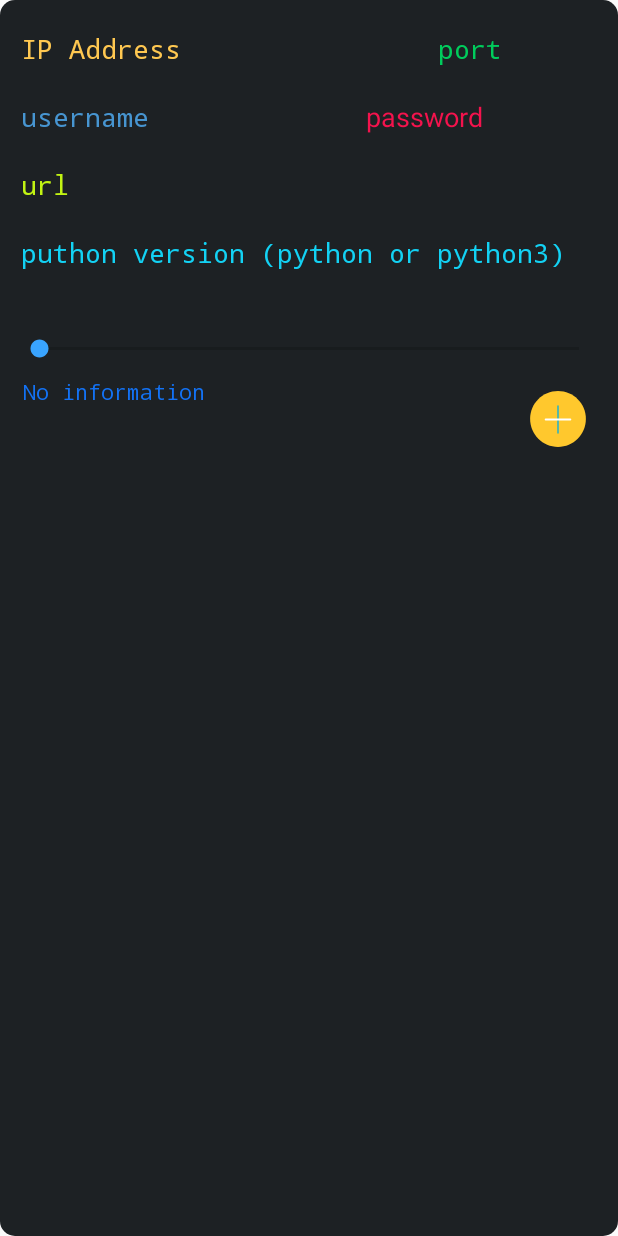
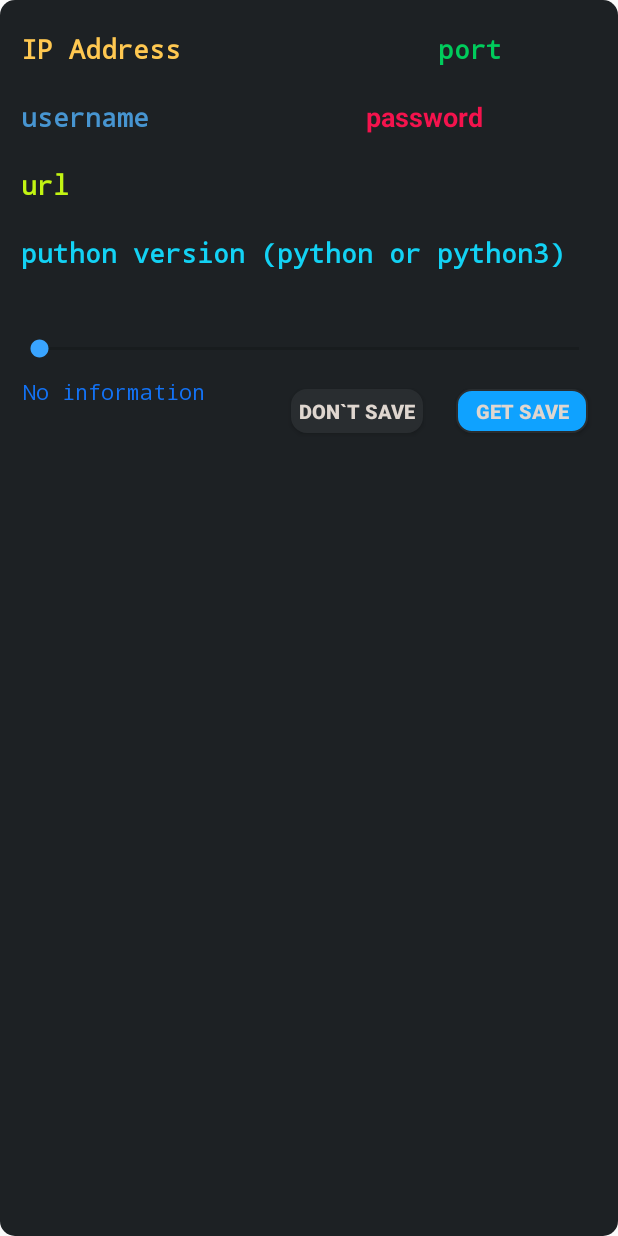
Before and after one commit to refatIzi/my_android_project, an Android app: the layout dialog_setting.xml on its own in the app's theme, with its tools: preview values and no code run, on a phone screen of 412 x 824 dp. Run offline under Robolectric (Android 15) with nearby library versions, the phone set to English and light mode, and no system bars.

Commit message:
python editor ssh for android Code editor (Python) for Android. This program works remotely with a computer using the SSH protocol. This program was designed for the Onion Omega single board computer.

```diff
--- a/app/src/main/java/com/example/testedit/MainActivity.java
+++ b/app/src/main/java/com/example/testedit/MainActivity.java
@@ -64,7 +64,7 @@ public class MainActivity extends AppCompatActivity implements MainInterface {
     private List<Search> mLista = new ArrayList<>();
     String project_Name = "no project";
     String[] functions1={"self","def","as","assert","break","continue","del","elif","else","except","finally","for","from","global","if","import","in","pass","raise","return","try","while","with","yield"};
-    String[] functions2={"min()","setattr()","abs()","all()","dir()","hex()","next()","any()","divmod()","id()","sorted()","ascii()","enumerate()","input()","oct()","max()","round()" ,
+    String[] functions2={"min()","setattr()","abs()","all()","dir()","hex()","next()","any()","divmod()","id()","sorted()","ascii()","enumerate()","input()","oct()","max()","round()",
             "bin()","eval()","exec()","isinstance()","ord()","sum()","filter()","issubclass()","pow()","iter()","print()","callable()","format()","delattr()",
             "len()","chr()","range()","vars()","getattr()","locals()","repr()","zip()","compile()","globals()","map()","reversed()","__import__()","hasattr()","hash()","memoryview()"};
 
@@ -327,7 +327,8 @@ public class MainActivity extends AppCompatActivity implements MainInterface {
         });
         String[] text = functions1;
 
-        /**следим за вводом текста*/
+        /**следим за вводом текста
+         * Метод для подсказки */
 
         InputFilter filter = new InputFilter() {
             public CharSequence filter(CharSequence source, int start, int end, Spanned dest, int dstart, int dend) {
--- a/app/src/main/java/com/example/testedit/dialogwindows/Setting.java
+++ b/app/src/main/java/com/example/testedit/dialogwindows/Setting.java
@@ -7,8 +7,8 @@ import android.graphics.Color;
 import android.graphics.drawable.ColorDrawable;
 import android.os.Environment;
 import android.view.View;
+import android.widget.Button;
 import android.widget.EditText;
-import android.widget.ImageButton;
 import android.widget.SeekBar;
 import android.widget.TextView;
 
@@ -29,7 +29,7 @@ public class Setting {
         final AlertDialog ab = ratingdialog.show();
         /**установка прозрачного фона вашего диалога*/
         ab.getWindow().setBackgroundDrawable(new ColorDrawable(Color.TRANSPARENT));
-        ImageButton SeveButton = linearlayout.findViewById(R.id.Setting_save);
+        Button SeveButton = linearlayout.findViewById(R.id.Setting_save);
         final EditText IpAddress = linearlayout.findViewById(R.id.IPaddress);
         final EditText Port = linearlayout.findViewById(R.id.port);
         final EditText Username = linearlayout.findViewById(R.id.username);
--- a/app/src/main/res/drawable/button_white_color.xml
+++ b/app/src/main/res/drawable/button_white_color.xml
@@ -3,7 +3,7 @@
     <item android:bottom="1dp">
         <shape
             android:shape="rectangle">
-            <stroke android:width="1dp" android:color="#0fa2ff" />
+            <stroke android:width="1dp" android:color="#292d30" />
             <corners android:radius="10dp"/>
             <solid android:color="#0fa2ff" />
 
--- a/app/src/main/res/drawable/button_white_line_pressed.xml
+++ b/app/src/main/res/drawable/button_white_line_pressed.xml
@@ -3,6 +3,6 @@
 
     <solid android:color="#00baff">
     </solid>
-    <stroke android:width="1dp" android:color="#00baff" />
+    <stroke android:width="1dp" android:color="#292d30" />
     <corners android:radius="10dp"/>
 </shape>
--- a/app/src/main/res/drawable/white_color.xml
+++ b/app/src/main/res/drawable/white_color.xml
@@ -1,10 +1,10 @@
 <?xml version="1.0" encoding="utf-8"?>
 <layer-list xmlns:android="http://schemas.android.com/apk/res/android" >
-      <item android:bottom="1dp">
+    <item android:bottom="1dp">
         <shape
             android:shape="rectangle">
             <stroke android:width="1dp" android:color="#292d30" />
-            <corners android:radius="3dp"/>
+            <corners android:radius="10dp"/>
             <solid android:color="#292d30" />
 
         </shape>
--- a/app/src/main/res/drawable/white_line_pressed.xml
+++ b/app/src/main/res/drawable/white_line_pressed.xml
@@ -4,5 +4,5 @@
     <solid android:color="#424550 ">
     </solid>
     <stroke android:width="1dp" android:color="#424550" />
-    <corners android:radius="3dp"/>
+    <corners android:radius="10dp"/>
 </shape>
--- a/app/src/main/res/layout/activity_main.xml
+++ b/app/src/main/res/layout/activity_main.xml
@@ -77,7 +77,7 @@
                    android:hyphenationFrequency="none"
                    android:inputType="textMultiLine"
                    android:scrollbars="vertical"
-
+                   android:textStyle="bold"
                    android:scrollHorizontally="true"
                    android:singleLine="false"
                    android:textColor="#dfd6cf"
--- a/app/src/main/res/layout/dialog_setting.xml
+++ b/app/src/main/res/layout/dialog_setting.xml
@@ -23,7 +23,9 @@
             android:inputType="textPersonName"
             android:textColor="#ffc851"
             android:textColorHint="#ffc851"
-            android:typeface="monospace" />
+            android:typeface="monospace"
+            android:textStyle="bold"
+            />
 
         <EditText
             android:id="@+id/port"
@@ -36,7 +38,9 @@
             android:inputType="textPostalAddress"
             android:textColor="#00cc5c"
             android:textColorHint="#00cc5c"
-            android:typeface="monospace" />
+            android:typeface="monospace"
+            android:textStyle="bold"
+            />
 
     </FrameLayout>
 
@@ -50,6 +54,7 @@
             android:layout_height="wrap_content"
             android:layout_gravity="left"
             android:backgroundTint="@android:color/transparent"
+            android:textStyle="bold"
 
             android:ems="10"
             android:hint="username"
@@ -65,6 +70,8 @@
             android:layout_gravity="right"
             android:backgroundTint="@android:color/transparent"
             android:ems="10"
+            android:textStyle="bold"
+
             android:hint="password"
             android:inputType="textPassword"
             android:textColor="#f4134d"
@@ -83,6 +90,7 @@
             android:backgroundTint="@android:color/transparent"
             android:ems="10"
             android:hint="url"
+            android:textStyle="bold"
 
             android:inputType="textPersonName"
             android:textColor="#c2f413"
@@ -106,6 +114,7 @@
             android:ems="10"
             android:hint="puthon version (python or python3)"
             android:inputType="textPersonName"
+            android:textStyle="bold"
 
             android:textColor="#13d2f4"
             android:textColorHint="#13d2f4"
@@ -130,18 +139,36 @@
         android:layout_height="wrap_content"
         android:layout_marginBottom="10dp" />
 
+
     <FrameLayout
         android:layout_width="match_parent"
         android:layout_height="54dp">
-
-        <ImageButton
+        <Button
+            android:id="@+id/Dontsave"
+            android:layout_width="wrap_content"
+            android:layout_height="30dp"
+            android:layout_gravity="right"
+            android:gravity="center"
+            android:layout_marginTop="8dp"
+            android:layout_marginRight="120dp"
+            android:textStyle="bold"
+            android:textColor="#dfd6cf"
+            android:textSize="13dp"
+            android:text="Don`t Save"
+            android:background="@drawable/button_burved" />
+        <Button
             android:id="@+id/Setting_save"
-            android:layout_width="40dp"
-            android:layout_height="40dp"
+            android:layout_width="wrap_content"
+            android:layout_height="30dp"
             android:layout_gravity="right"
+            android:gravity="center"
             android:layout_marginTop="8dp"
             android:layout_marginRight="10dp"
-            android:background="@drawable/ic_add" />
+            android:textStyle="bold"
+            android:textColor="#dfd6cf"
+            android:textSize="13dp"
+            android:text="Get Save"
+            android:background="@drawable/button_styl" />
 
         <TextView
             android:id="@+id/Information"
```
Also changed, not shown: app/src/main/java/com/example/testedit/dialogwindows/helpinfo/HelpAdapter.java (added, +43 -0 lines), app/src/main/java/com/example/testedit/help.java (+20 -7 lines), app/src/main/res/layout/fragment_help.xml (+9 -3 lines), app/src/main/res/layout/iteam_help.xml (added, +40 -0 lines).
